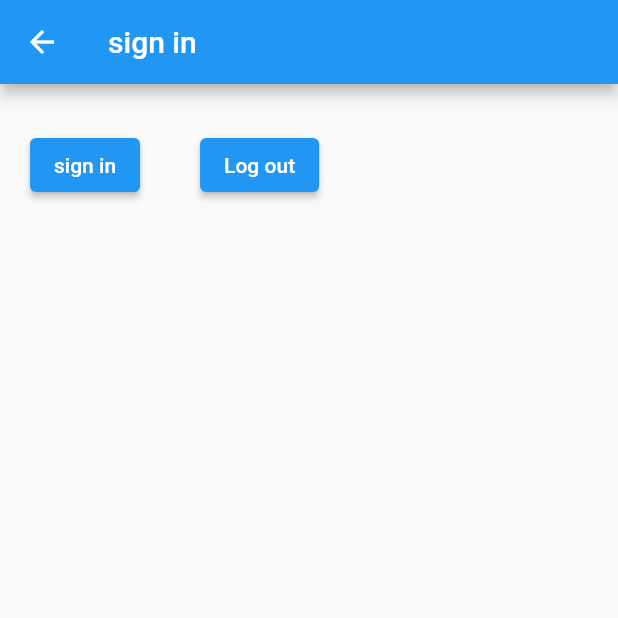
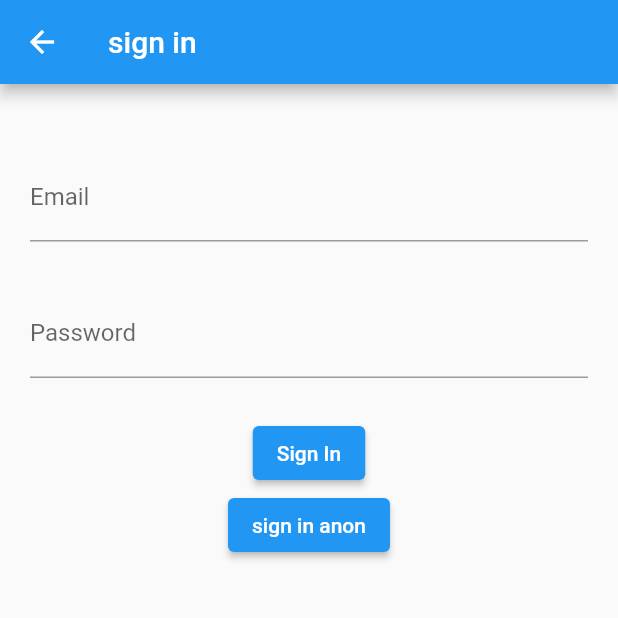
Before and after one commit to artefak-io/Artefak, a Flutter app: the screen it shows after launch, item 2 of the bottom bar chosen, on a phone screen of 412 x 824 dp, the top half of it. Run offline on Flutter 3.47's test engine with Material 2 defaults, Android fonts, the phone set to English and light mode, and no system bars; our stand-ins replace firebase_auth, firebase_core; accounts and stored records are empty; network calls fail.

Commit message:
untested sign in page
revamped sign in page, update kotlin, update flutter

```diff
--- a/lib/main.dart
+++ b/lib/main.dart
@@ -26,7 +26,7 @@ class MyApp extends StatelessWidget {
         '/': (context) => const SplashScreen(),
         // '/home' still unused, don't route to '/home' yet route to '/' instead
         '/home': (context) => const Home(),
-        '/profile': (context) => const Profile(),
+        '/profile': (context) => Profile(),
         '/transaction': (context) => const Transaction(),
         '/authenticate': (context) => const Authenticate(),
       },
--- a/lib/screens/authentication/sign_in.dart
+++ b/lib/screens/authentication/sign_in.dart
@@ -11,6 +11,17 @@ class SignIn extends StatefulWidget {
 class _SignInState extends State<SignIn> {
   final AuthService _auth = AuthService();
 
+  final _formKey = GlobalKey<FormState>();
+  final _emailController = TextEditingController();
+  final _passwordController = TextEditingController();
+
+  @override
+  void dispose() {
+    _emailController.dispose();
+    _passwordController.dispose();
+    super.dispose();
+  }
+
   @override
   Widget build(BuildContext context) {
     return Scaffold(
@@ -22,12 +33,69 @@ class _SignInState extends State<SignIn> {
           horizontal: 20.0,
           vertical: 30.0,
         ),
-        child: Row(
+        child: SingleChildScrollView(
+          child: Form(
+            key: _formKey,
+            child: Column(
               children: [
+                Padding(
+                  padding: const EdgeInsets.symmetric(vertical: 16.0),
+                  child: TextFormField(
+                    decoration: const InputDecoration(
+                      border: UnderlineInputBorder(),
+                      labelText: 'Email',
+                    ),
+                    controller: _emailController,
+                    validator: (value) {
+                      if (value == null || value.isEmpty) {
+                        return '*required';
+                      }
+                      return null;
+                    },
+                  ),
+                ),
+                Padding(
+                  padding: const EdgeInsets.symmetric(vertical: 16.0),
+                  child: TextFormField(
+                    decoration: const InputDecoration(
+                      border: UnderlineInputBorder(),
+                      labelText: 'Password',
+                    ),
+                    obscureText: true,
+                    controller: _passwordController,
+                    validator: (value) {
+                      if (value == null || value.isEmpty) {
+                        return '*required';
+                      } else if (value.length < 6) {
+                        return 'password must be at least 6 digits';
+                      }
+                      return null;
+                    },
+                  ),
+                ),
+                const SizedBox(
+                  height: 10.0,
+                ),
                 ElevatedButton(
-              child: const Text('sign in'),
+                  child: const Text('Sign In'),
                   onPressed: () async {
+                    if (_formKey.currentState!.validate()) {
                       dynamic result = await _auth.signInAnon();
+                      if (result == null) {
+                        print('error signing in');
+                      } else {
+                        print(result);
+                      }
+                    }
+                  },
+                ),
+                ElevatedButton(
+                  child: const Text('sign in anon'),
+                  onPressed: () async {
+                    dynamic result = await _auth.signInEmailPass(
+                      _emailController.text,
+                      _passwordController.text,
+                    );
                     if (result == null) {
                       print('error signing up');
                     } else {
@@ -35,16 +103,9 @@ class _SignInState extends State<SignIn> {
                     }
                   },
                 ),
-            const SizedBox(
-              width: 40.0,
+              ],
             ),
-            ElevatedButton(
-              child: const Text('Log out'),
-              onPressed: () async {
-                _auth.signOut();
-              },
           ),
-          ],
         ),
       ),
     );
--- a/lib/services/auth.dart
+++ b/lib/services/auth.dart
@@ -17,6 +17,19 @@ class AuthService {
     }
   }
 
+  Future<User?> signInEmailPass(String email, String password) async {
+    try {
+      UserCredential result = await _auth.signInWithEmailAndPassword(
+        email: email,
+        password: password,
+      );
+      return result.user;
+    } catch (e) {
+      print(e.toString());
+      return null;
+    }
+  }
+
   Future<void> signOut() async {
     try {
       await _auth.signOut();
```
Also changed, not shown: lib/screens/main/profile.dart (+12 -2 lines), pubspec.lock, 1 other file. Lines whose indentation alone changed are shown as unchanged.
